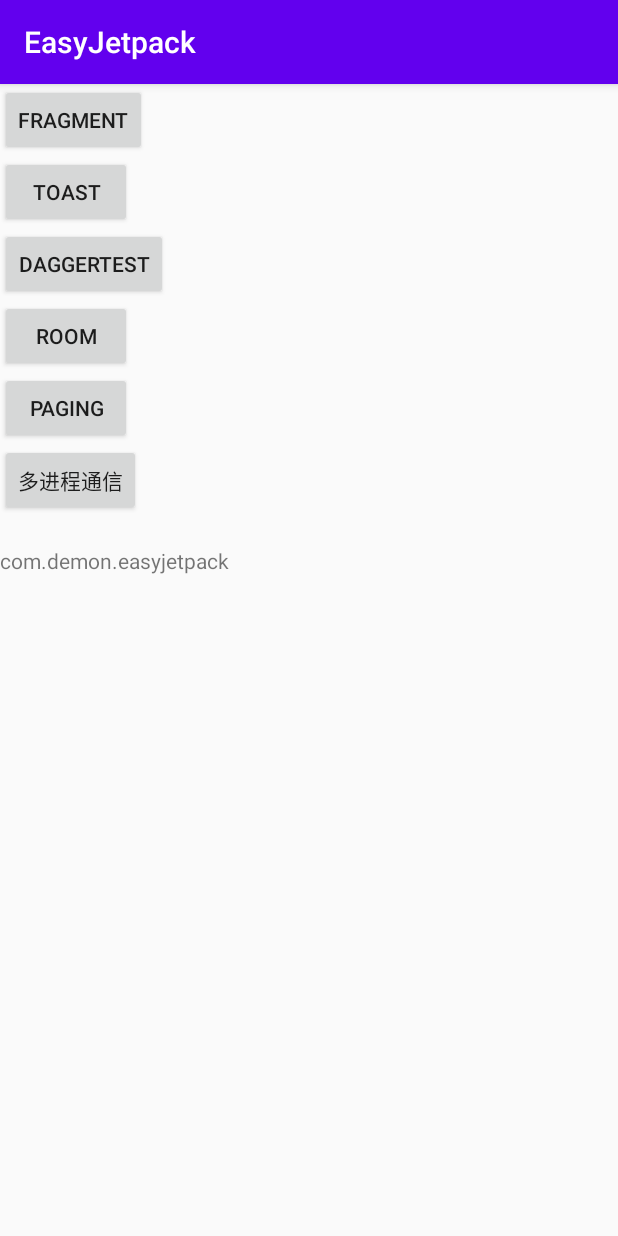
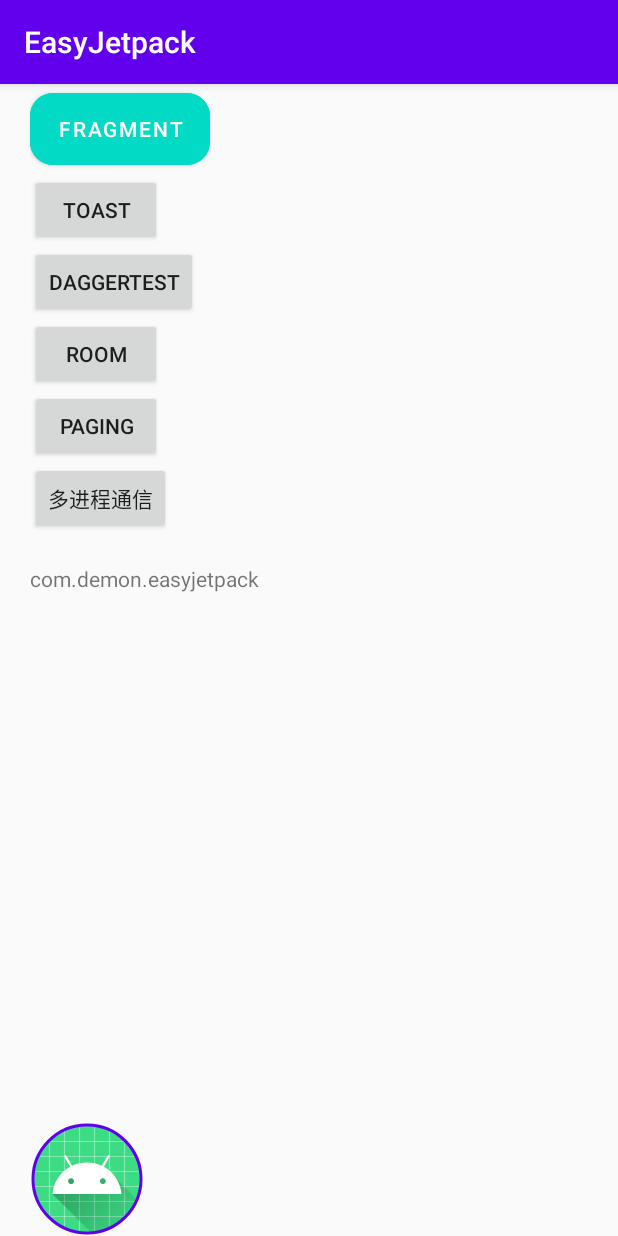
Before and after one commit to iDeMonnnnnn/DeMonNewest, an Android app: the screen it shows after launch (MainActivity), on a phone screen of 412 x 824 dp. Run offline under Robolectric (Android 15) with nearby library versions, the phone set to English and light mode, and no system bars; our stand-ins replace Dagger/Hilt's generated code; libraries missing offline, so code that uses them is left out: com.alibaba.android, com.jeremyliao.liveeventbus; 4 statements that could not run were skipped.

Commit message:
feat:material ui

```diff
--- a/app/src/main/res/layout/activity_main.xml
+++ b/app/src/main/res/layout/activity_main.xml
@@ -4,13 +4,17 @@
     xmlns:tools="http://schemas.android.com/tools"
     android:layout_width="match_parent"
     android:layout_height="match_parent"
+    android:paddingStart="20dp"
     tools:context=".module.main.MainActivity">
 
-    <Button
+    <com.google.android.material.button.MaterialButton
         android:id="@+id/btn"
-        android:layout_width="wrap_content"
-        android:layout_height="wrap_content"
+        android:layout_width="120dp"
+        android:layout_height="60dp"
+        android:backgroundTint="@color/colorAccent"
         android:text="Fragment"
+        android:theme="@style/Theme.MaterialComponents.Light"
+        app:cornerRadius="15dp"
         app:layout_constraintStart_toStartOf="parent"
         app:layout_constraintTop_toTopOf="parent" />
 
@@ -62,4 +66,17 @@
         android:layout_marginTop="20dp"
         app:layout_constraintStart_toStartOf="parent"
         app:layout_constraintTop_toBottomOf="@id/btn4" />
+
+
+    <com.google.android.material.imageview.ShapeableImageView
+        android:layout_width="wrap_content"
+        android:layout_height="wrap_content"
+        app:shapeAppearance="@style/StyleShapeAppearanceImage"
+        android:src="@mipmap/ic_launcher"
+        app:strokeWidth="2dp"
+        android:padding="2dp"
+        app:strokeColor="@color/colorPrimary"
+        android:theme="@style/Theme.MaterialComponents.Light"
+        app:layout_constraintBottom_toBottomOf="parent"
+        app:layout_constraintStart_toStartOf="parent" />
 </androidx.constraintlayout.widget.ConstraintLayout>
--- a/app/src/main/res/values/styles.xml
+++ b/app/src/main/res/values/styles.xml
@@ -8,4 +8,12 @@
         <item name="colorAccent">@color/colorAccent</item>
     </style>
 
+
+    <style name="StyleShapeAppearanceImage" parent="">
+        <item name="cornerFamily">rounded</item>
+        <item name="cornerSize">36dp</item>
+        <!--<item name="cornerSizeTopRight">10dp</item>
+        <item name="cornerSizeBottomRight">0dp</item>-->
+    </style>
+
 </resources>
```
